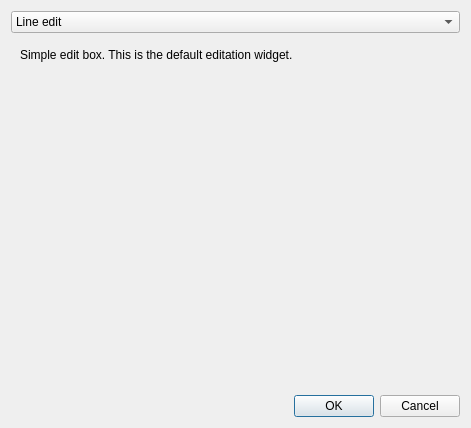
sourcepole/qgis, file qgis/src/ui/qgsattributetypeedit.ui: the form before one commit.
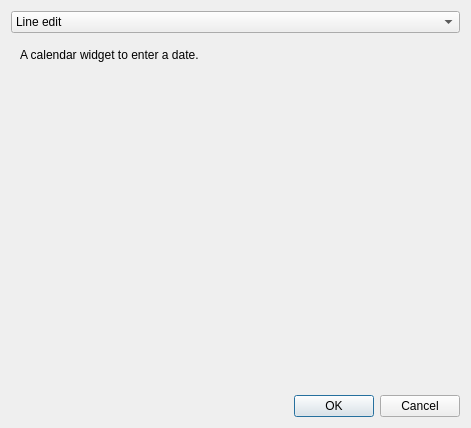
The form after the commit. The open tabs and pages were chosen to show the change.

Commit message: add widget support for dials and calendar

```diff
--- a/qgis/src/ui/qgsattributetypeedit.ui
+++ b/qgis/src/ui/qgsattributetypeedit.ui
@@ -576,6 +576,30 @@
        </item>
       </layout>
      </widget>
+     <widget class="QWidget" name="calendarPage">
+      <layout class="QVBoxLayout" name="verticalLayout_6">
+       <item>
+        <widget class="QLabel" name="label_4">
+         <property name="text">
+          <string>A calendar widget to enter a date.</string>
+         </property>
+        </widget>
+       </item>
+       <item>
+        <spacer name="verticalSpacer_9">
+         <property name="orientation">
+          <enum>Qt::Vertical</enum>
+         </property>
+         <property name="sizeHint" stdset="0">
+          <size>
+           <width>20</width>
+           <height>303</height>
+          </size>
+         </property>
+        </spacer>
+       </item>
+      </layout>
+     </widget>
     </widget>
    </item>
    <item>
```
Left out of the diff: 25 changed lines with no effect on the pictures. The commit also changes 6 other files.
